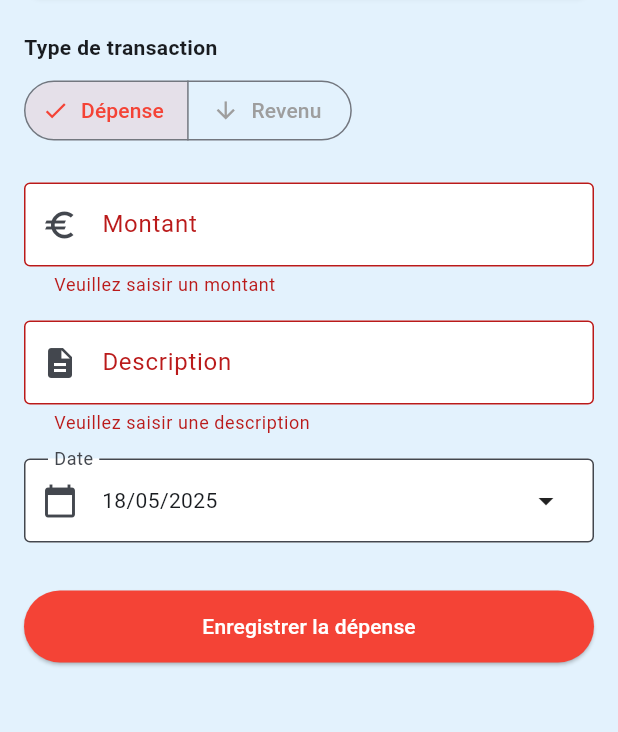
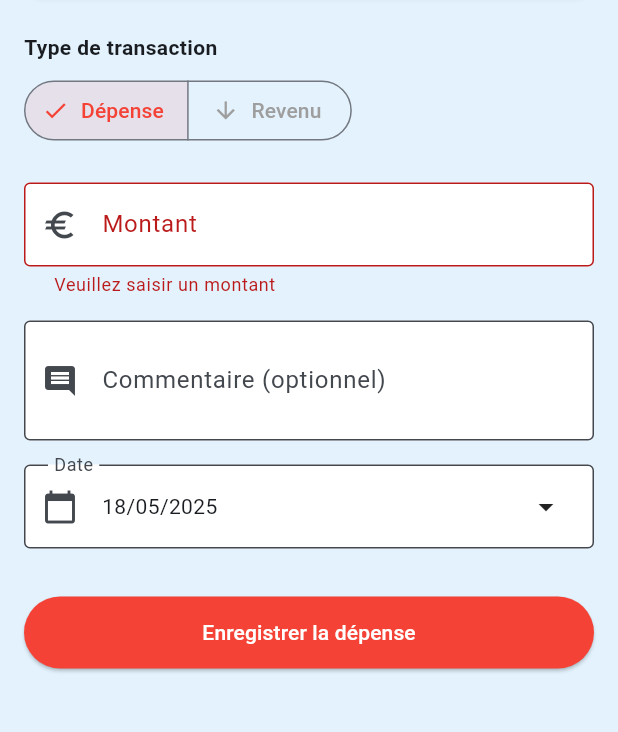
Before and after one commit to JleloupDev/ArgentEnveloppes, a Flutter app: the AddTransactionPage screen opened by its route, after a tap on "Enregistrer la dépense", on a phone screen of 412 x 824 dp, the part 227-959 px from its top. Run offline on Flutter 3.47's test engine with Material 3 defaults, Android fonts, the phone set to English and light mode, and no system bars; our stand-ins replace csv, flutter_riverpod, shared_preferences; accounts and stored records are empty.

Commit message:
Suoppression du double commentaire de transaction

```diff
--- a/lib/core/utils/demo_data.dart
+++ b/lib/core/utils/demo_data.dart
@@ -65,13 +65,12 @@ class DemoData {
 
   /// Renvoie une liste de transactions de démonstration
   static List<Transaction> getTransactions() {
-    return [
-      Transaction(
+    return [      Transaction(
         id: '1',
         envelopeId: '1',
         amount: 45.0,
         type: TransactionType.expense,
-        description: 'Courses supermarché',
+        comment: 'Courses supermarché',
         date: DateTime.now().subtract(const Duration(days: 1)),
       ),
       Transaction(
@@ -79,7 +78,7 @@ class DemoData {
         envelopeId: '1',
         amount: 35.0,
         type: TransactionType.expense,
-        description: 'Marché',
+        comment: 'Marché',
         date: DateTime.now().subtract(const Duration(days: 3)),
       ),
       Transaction(
@@ -87,7 +86,7 @@ class DemoData {
         envelopeId: '2',
         amount: 65.0,
         type: TransactionType.expense,
-        description: 'Restaurant italien',
+        comment: 'Restaurant italien',
         date: DateTime.now().subtract(const Duration(days: 5)),
       ),
     ];
--- a/lib/core/utils/test_data.dart
+++ b/lib/core/utils/test_data.dart
@@ -55,8 +55,7 @@ class TestData {
       ),
     ];
   }
-
-  /// Crée des transactions de test
+    /// Crée des transactions de test
   static List<Transaction> createTestTransactions() {
     final now = DateTime.now();
 
@@ -66,7 +65,7 @@ class TestData {
         envelopeId: 'env1',
         amount: 50,
         type: TransactionType.expense,
-        description: 'Courses au supermarché',
+        comment: 'Courses au supermarché',
         date: now.subtract(const Duration(days: 5)),
       ),
       Transaction(
@@ -74,7 +73,7 @@ class TestData {
         envelopeId: 'env1',
         amount: 70,
         type: TransactionType.expense,
-        description: 'Courses hebdomadaires',
+        comment: 'Courses hebdomadaires',
         date: now.subtract(const Duration(days: 3)),
       ),
       Transaction(
@@ -82,7 +81,7 @@ class TestData {
         envelopeId: 'env2',
         amount: 45,
         type: TransactionType.expense,
-        description: 'Restaurant avec des amis',
+        comment: 'Restaurant avec des amis',
         date: now.subtract(const Duration(days: 2)),
       ),
       Transaction(
@@ -90,7 +89,7 @@ class TestData {
         envelopeId: 'env3',
         amount: 800,
         type: TransactionType.expense,
-        description: 'Paiement du loyer',
+        comment: 'Paiement du loyer',
         date: now.subtract(const Duration(days: 10)),
       ),
       Transaction(
@@ -98,7 +97,7 @@ class TestData {
         envelopeId: 'env5',
         amount: 40,
         type: TransactionType.expense,
-        description: 'Plein d\'essence',
+        comment: 'Plein d\'essence',
         date: now.subtract(const Duration(days: 4)),
       ),
     ];
--- a/lib/data/models/transaction_model.dart
+++ b/lib/data/models/transaction_model.dart
@@ -5,7 +5,7 @@ class TransactionModel {
   final String envelopeId;
   final double amount;
   final String type; // 'expense' | 'income'
-  final String description;
+  final String? comment;
   final DateTime date;
 
   TransactionModel({
@@ -13,17 +13,16 @@ class TransactionModel {
     required this.envelopeId,
     required this.amount,
     required this.type,
-    required this.description,
+    this.comment,
     required this.date,
   });
-
   factory TransactionModel.fromJson(Map<String, dynamic> json) {
     return TransactionModel(
       id: json['id'] as String,
       envelopeId: json['envelopeId'] as String,
       amount: (json['amount'] as num).toDouble(),
       type: json['type'] as String,
-      description: json['description'] as String,
+      comment: json['comment'] as String?,
       date: DateTime.parse(json['date'] as String),
     );
   }
@@ -34,11 +33,10 @@ class TransactionModel {
       'envelopeId': envelopeId,
       'amount': amount,
       'type': type,
-      'description': description,
+      'comment': comment,
       'date': date.toIso8601String(),
     };
   }
-
   // Convert model to domain entity
   factory TransactionModel.fromDomain(Transaction transaction) {
     return TransactionModel(
@@ -46,7 +44,7 @@ class TransactionModel {
       envelopeId: transaction.envelopeId,
       amount: transaction.amount,
       type: transaction.type == TransactionType.expense ? 'expense' : 'income',
-      description: transaction.description,
+      comment: transaction.comment,
       date: transaction.date,
     );
   }
@@ -58,7 +56,7 @@ class TransactionModel {
       envelopeId: envelopeId,
       amount: amount,
       type: type == 'expense' ? TransactionType.expense : TransactionType.income,
-      description: description,
+      comment: comment,
       date: date,
     );
   }
--- a/lib/data/repositories_impl/budget_repository_impl.dart
+++ b/lib/data/repositories_impl/budget_repository_impl.dart
@@ -74,14 +74,13 @@ class BudgetRepositoryImpl implements BudgetRepository {
   Future<void> addTransaction(Transaction transaction) async {
     // Add the transaction
     final transactionModels = await _localDataSource.getTransactions();
-
-    final newTransaction = transaction.id.isEmpty
+      final newTransaction = transaction.id.isEmpty
         ? TransactionModel.fromDomain(Transaction(
             id: _uuid.v4(),
             envelopeId: transaction.envelopeId,
             amount: transaction.amount,
             type: transaction.type,
-            description: transaction.description,
+            comment: transaction.comment,
             date: transaction.date,
           ))
         : TransactionModel.fromDomain(transaction);
@@ -175,16 +174,15 @@ class BudgetRepositoryImpl implements BudgetRepository {
     final envelopeFile = File('$path/argentveloppes_envelopes.csv');
     final envelopeString = const ListToCsvConverter().convert(envelopeRows);
     await envelopeFile.writeAsString(envelopeString);
-
-    // Export transactions
+      // Export transactions
     final transactionRows = [
-      ['ID', 'Envelope ID', 'Amount', 'Type', 'Description', 'Date'],
+      ['ID', 'Envelope ID', 'Amount', 'Type', 'Comment', 'Date'],
       ...transactions.map((transaction) => [
             transaction.id,
             transaction.envelopeId,
             transaction.amount.toString(),
             transaction.type == TransactionType.expense ? 'expense' : 'income',
-            transaction.description,
+            transaction.comment ?? '',
             transaction.date.toIso8601String(),
           ]),
     ];
@@ -306,13 +304,12 @@ class BudgetRepositoryImpl implements BudgetRepository {
       } catch (e) {
         date = DateTime.now();
       }
-
-      transactionsMap[id] = TransactionModel(
+        transactionsMap[id] = TransactionModel(
         id: id,
         envelopeId: envelopeId,
         amount: amount,
         type: typeStr == 'expense' ? 'expense' : 'income',
-        description: description,
+        comment: description, // CSV import uses description as comment
         date: date,
       );
     }
--- a/lib/domain/entities/transaction.dart
+++ b/lib/domain/entities/transaction.dart
@@ -5,7 +5,7 @@ class Transaction {
   final String envelopeId;
   final double amount;
   final TransactionType type;
-  final String description;
+  final String? comment; // Commentaire sur la transaction
   final DateTime date;
 
   const Transaction({
@@ -13,7 +13,7 @@ class Transaction {
     required this.envelopeId,
     required this.amount,
     required this.type,
-    required this.description,
+    this.comment,
     required this.date,
   });
 
--- a/lib/presentation/pages/add_transaction_page.dart
+++ b/lib/presentation/pages/add_transaction_page.dart
@@ -1,13 +1,11 @@
 import 'package:flutter/material.dart';
 import 'package:flutter_riverpod/flutter_riverpod.dart';
-import 'package:uuid/uuid.dart';
 import '../../core/constants/app_constants.dart';
 import '../../core/utils/app_utils.dart';
 import '../../domain/entities/transaction.dart';
-import '../../domain/usecases/add_transaction.dart';
 import '../../domain/entities/envelope.dart';
 import '../providers/envelope_provider.dart';
-import '../layouts/page_layout.dart';
+import '../providers/usecase_provider.dart';
 
 class AddTransactionPage extends ConsumerStatefulWidget {
   final String envelopeId;
@@ -23,18 +21,17 @@ class AddTransactionPage extends ConsumerStatefulWidget {
 
 class _AddTransactionPageState extends ConsumerState<AddTransactionPage> {
   final _formKey = GlobalKey<FormState>();
-  final _descriptionController = TextEditingController();
   final _amountController = TextEditingController();
+  final _commentController = TextEditingController(); // Contrôleur pour le champ commentaire
 
   TransactionType _type = TransactionType.expense;
   DateTime _date = DateTime.now();
-
   @override
   void dispose() {
-    _descriptionController.dispose();
     _amountController.dispose();
+    _commentController.dispose(); // Libérer le contrôleur de commentaire
     super.dispose();
-  }  @override
+  }@override
   Widget build(BuildContext context) {
     // Récupérer l'enveloppe concernée
     final envelopes = ref.watch(envelopeProvider);
@@ -197,23 +194,17 @@ class _AddTransactionPageState extends ConsumerState<AddTransactionPage> {
                   return null;
                 },
               ),
-
                 const SizedBox(height: AppSizes.m),
 
-              // Description
+              // Commentaire (optionnel)
               TextFormField(
-                controller: _descriptionController,
+                controller: _commentController,
                 decoration: const InputDecoration(
-                  labelText: 'Description',
-                  prefixIcon: Icon(Icons.description),
+                  labelText: 'Commentaire (optionnel)',
+                  prefixIcon: Icon(Icons.comment),
                   border: OutlineInputBorder(),
                 ),
-                validator: (value) {
-                  if (value == null || value.isEmpty) {
-                    return 'Veuillez saisir une description';
-                  }
-                  return null;
-                },
+                maxLines: 2,
               ),
 
               const SizedBox(height: AppSizes.m),
@@ -290,25 +281,26 @@ class _AddTransactionPageState extends ConsumerState<AddTransactionPage> {
         _date = picked;
       });
     }
-  }
-
-  void _submitForm() {
+  }  Future<void> _submitForm() async {
     if (_formKey.currentState!.validate()) {
-      // TODO: Implémenter l'ajout de transaction via usecase
+      try {
         final amount = double.parse(_amountController.text);
-      final description = _descriptionController.text;
+        final comment = _commentController.text.trim();
 
         final transaction = Transaction(
           id: '', // L'ID sera généré dans le repository
           envelopeId: widget.envelopeId,
           amount: amount,
           type: _type,
-        description: description,
+          comment: comment.isNotEmpty ? comment : null,
           date: _date,
         );
 
-      // TODO: Appeler le usecase pour ajouter la transaction
+        // Appeler le usecase pour ajouter la transaction
+        final addTransaction = ref.read(addTransactionUseCaseProvider);
+        await addTransaction(transaction);
 
+        if (mounted) {
           ScaffoldMessenger.of(context).showSnackBar(
             SnackBar(
               content: Text(
@@ -322,5 +314,16 @@ class _AddTransactionPageState extends ConsumerState<AddTransactionPage> {
 
           Navigator.pop(context);
         }
+      } catch (e) {
+        if (mounted) {
+          ScaffoldMessenger.of(context).showSnackBar(
+            const SnackBar(
+              content: Text('Erreur lors de l\'ajout de la transaction'),
+              backgroundColor: AppColors.error,
+            ),
+          );
         }
       }
+    }
+  }
+}
--- a/lib/presentation/pages/envelope_detail_page.dart
+++ b/lib/presentation/pages/envelope_detail_page.dart
@@ -373,10 +373,9 @@ Widget build(BuildContext context) {
   void _showDeleteTransactionConfirmation(BuildContext context, Transaction transaction) {
     showDialog(
       context: context,
-      builder: (context) => AlertDialog(
-        title: const Text('Supprimer la transaction'),
+      builder: (context) => AlertDialog(        title: const Text('Supprimer la transaction'),
         content: Text(
-          'Voulez-vous vraiment supprimer la transaction "${transaction.description}" ?'
+          'Voulez-vous vraiment supprimer cette transaction${transaction.comment != null ? " : \"${transaction.comment}\"" : ""} ?'
         ),
         actions: [
           TextButton(
--- a/lib/presentation/widgets/envelope_card_with_quick_add.dart
+++ b/lib/presentation/widgets/envelope_card_with_quick_add.dart
@@ -205,7 +205,6 @@ class _EnvelopeCardWithQuickAddState extends ConsumerState<EnvelopeCardWithQuick
       ),
     );
   }
-
   void _addQuickTransaction() async {
     final amountText = _amountController.text.trim();
     if (amountText.isEmpty) return;
@@ -220,14 +219,13 @@ class _EnvelopeCardWithQuickAddState extends ConsumerState<EnvelopeCardWithQuick
 
     setState(() => isLoading = true);
 
-    try {
-      // Création d'une transaction rapide (dépense uniquement)
+    try {      // Création d'une transaction rapide (dépense uniquement)
       final transaction = Transaction(
         id: '', // ID sera généré par le repository
         envelopeId: widget.envelope.id,
         amount: amount,
         type: TransactionType.expense,
-        description: 'Transaction rapide',
+        comment: 'Transaction rapide',
         date: DateTime.now(),
       );
 
--- a/lib/presentation/widgets/transaction_list_item.dart
+++ b/lib/presentation/widgets/transaction_list_item.dart
@@ -38,17 +38,15 @@ class TransactionListItem extends StatelessWidget {
                 color: isExpense ? AppColors.error : AppColors.success,
                 size: 20,
               ),
-            ),
+            ),            const SizedBox(width: AppSizes.m),
 
-            const SizedBox(width: AppSizes.m),
-
-            // Description et date
+            // Commentaire et date
             Expanded(
               child: Column(
                 crossAxisAlignment: CrossAxisAlignment.start,
                 children: [
                   Text(
-                    transaction.description,
+                    transaction.comment ?? 'Transaction sans description',
                     style: const TextStyle(
                       fontWeight: FontWeight.w500,
                     ),
```
Also changed, not shown: lib/presentation/widgets/category_card.dart (+16 -5 lines). Lines whose indentation alone changed are shown as unchanged.
